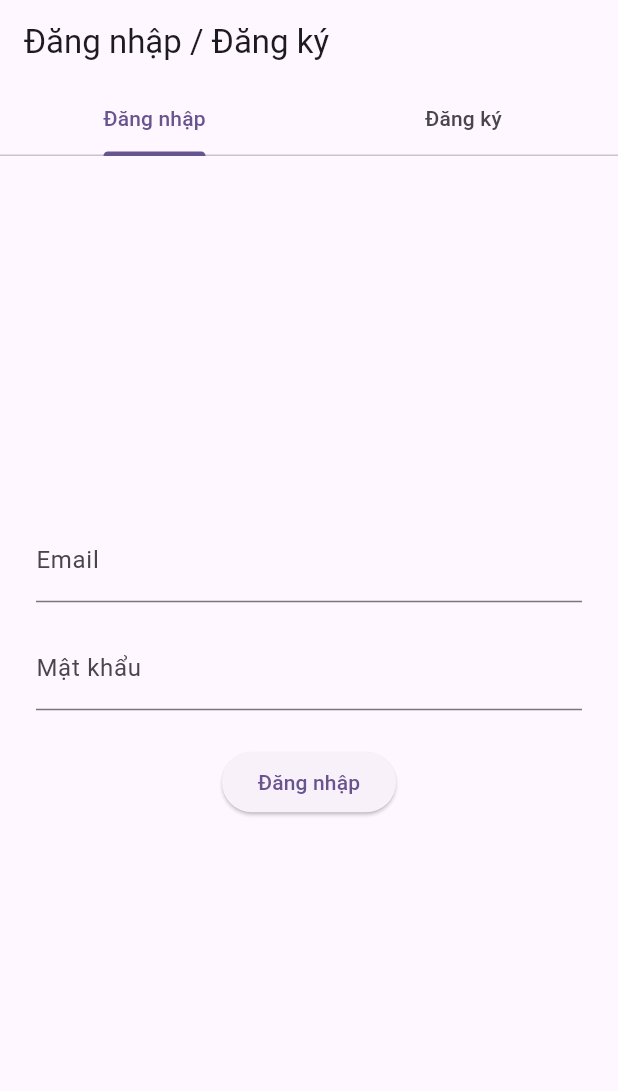
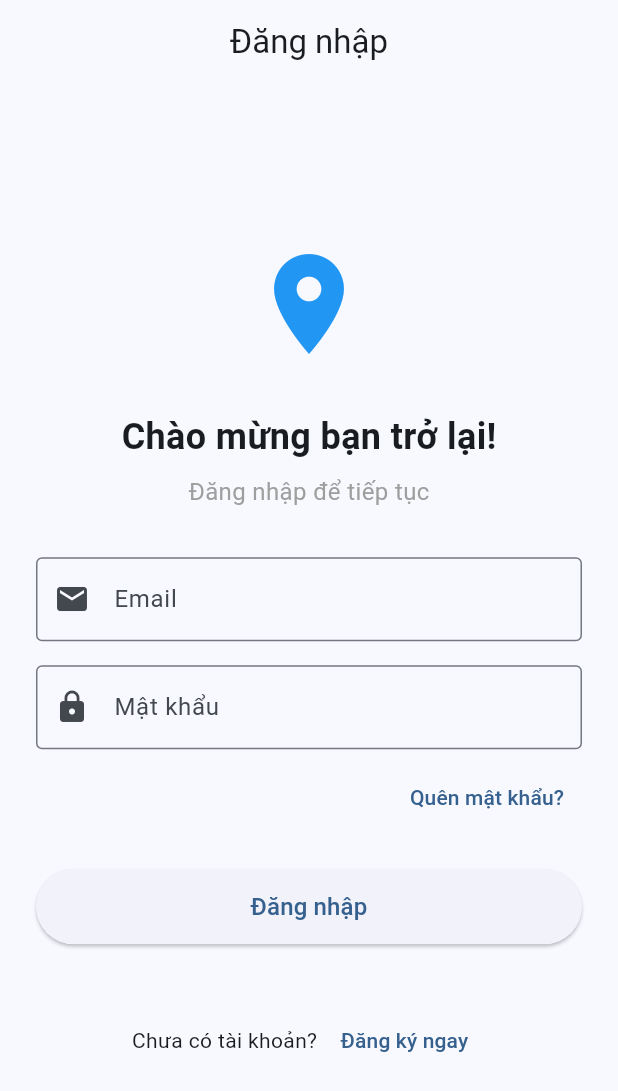
Before and after one commit to KENTksl/Location_app, a Flutter app: the screen it shows after launch, on a phone screen of 412 x 824 dp. Shown: the top 1091 px of the screen. Run offline on Flutter 3.47's test engine with Material 3 defaults, Android fonts, the phone set to English and light mode, and no system bars; our stand-ins replace firebase_auth, firebase_core; accounts and stored records are empty.

Commit message:
cap nhat giao dien

```diff
--- /dev/null
+++ b/locationrealtime/lib/login_page.dart
@@ -0,0 +1,169 @@
+import 'package:flutter/material.dart';
+import 'package:firebase_auth/firebase_auth.dart';
+import 'signup_page.dart';
+
+class LoginPage extends StatefulWidget {
+  const LoginPage({Key? key}) : super(key: key);
+
+  @override
+  State<LoginPage> createState() => _LoginPageState();
+}
+
+class _LoginPageState extends State<LoginPage> {
+  final _emailController = TextEditingController();
+  final _passwordController = TextEditingController();
+  String _message = '';
+  bool _isLoading = false;
+
+  @override
+  void dispose() {
+    _emailController.dispose();
+    _passwordController.dispose();
+    super.dispose();
+  }
+
+  Future<void> _signIn() async {
+    if (_emailController.text.trim().isEmpty ||
+        _passwordController.text.trim().isEmpty) {
+      setState(() => _message = 'Vui lòng nhập đầy đủ thông tin!');
+      return;
+    }
+
+    setState(() {
+      _isLoading = true;
+      _message = '';
+    });
+
+    try {
+      await FirebaseAuth.instance.signInWithEmailAndPassword(
+        email: _emailController.text.trim(),
+        password: _passwordController.text.trim(),
+      );
+      setState(() => _message = 'Đăng nhập thành công!');
+      // TODO: Navigate to main app
+    } catch (e) {
+      setState(() => _message = 'Lỗi đăng nhập: $e');
+    } finally {
+      setState(() => _isLoading = false);
+    }
+  }
+
+  Future<void> _forgotPassword() async {
+    if (_emailController.text.trim().isEmpty) {
+      setState(() => _message = 'Vui lòng nhập email để đặt lại mật khẩu!');
+      return;
+    }
+
+    setState(() {
+      _isLoading = true;
+      _message = '';
+    });
+
+    try {
+      await FirebaseAuth.instance.sendPasswordResetEmail(
+        email: _emailController.text.trim(),
+      );
+      setState(() => _message = 'Email đặt lại mật khẩu đã được gửi!');
+    } catch (e) {
+      setState(() => _message = 'Lỗi gửi email: $e');
+    } finally {
+      setState(() => _isLoading = false);
+    }
+  }
+
+  @override
+  Widget build(BuildContext context) {
+    return Scaffold(
+      appBar: AppBar(title: const Text('Đăng nhập'), centerTitle: true),
+      body: Padding(
+        padding: const EdgeInsets.all(24.0),
+        child: Column(
+          mainAxisAlignment: MainAxisAlignment.center,
+          children: [
+            const Icon(Icons.location_on, size: 80, color: Colors.blue),
+            const SizedBox(height: 32),
+            const Text(
+              'Chào mừng bạn trở lại!',
+              style: TextStyle(fontSize: 24, fontWeight: FontWeight.bold),
+            ),
+            const SizedBox(height: 8),
+            const Text(
+              'Đăng nhập để tiếp tục',
+              style: TextStyle(fontSize: 16, color: Colors.grey),
+            ),
+            const SizedBox(height: 32),
+            TextField(
+              controller: _emailController,
+              decoration: const InputDecoration(
+                labelText: 'Email',
+                prefixIcon: Icon(Icons.email),
+                border: OutlineInputBorder(),
+              ),
+              keyboardType: TextInputType.emailAddress,
+            ),
+            const SizedBox(height: 16),
+            TextField(
+              controller: _passwordController,
+              decoration: const InputDecoration(
+                labelText: 'Mật khẩu',
+                prefixIcon: Icon(Icons.lock),
+                border: OutlineInputBorder(),
+              ),
+              obscureText: true,
+            ),
+            const SizedBox(height: 8),
+            Align(
+              alignment: Alignment.centerRight,
+              child: TextButton(
+                onPressed: _forgotPassword,
+                child: const Text('Quên mật khẩu?'),
+              ),
+            ),
+            const SizedBox(height: 24),
+            SizedBox(
+              width: double.infinity,
+              height: 50,
+              child: ElevatedButton(
+                onPressed: _isLoading ? null : _signIn,
+                child: _isLoading
+                    ? const CircularProgressIndicator()
+                    : const Text('Đăng nhập', style: TextStyle(fontSize: 16)),
+              ),
+            ),
+            const SizedBox(height: 16),
+            if (_message.isNotEmpty)
+              Text(
+                _message,
+                style: TextStyle(
+                  color:
+                      _message.contains('thành công') ||
+                          _message.contains('gửi')
+                      ? Colors.green
+                      : Colors.red,
+                ),
+                textAlign: TextAlign.center,
+              ),
+            const SizedBox(height: 24),
+            Row(
+              mainAxisAlignment: MainAxisAlignment.center,
+              children: [
+                const Text('Chưa có tài khoản? '),
+                TextButton(
+                  onPressed: () {
+                    Navigator.push(
+                      context,
+                      MaterialPageRoute(
+                        builder: (context) => const SignupPage(),
+                      ),
+                    );
+                  },
+                  child: const Text('Đăng ký ngay'),
+                ),
+              ],
+            ),
+          ],
+        ),
+      ),
+    );
+  }
+}
--- a/locationrealtime/lib/main.dart
+++ b/locationrealtime/lib/main.dart
@@ -1,7 +1,7 @@
 import 'package:flutter/material.dart';
 import 'package:firebase_core/firebase_core.dart';
 import 'firebase_options.dart';
-import 'auth_page.dart';
+import 'login_page.dart';
 
 void main() async {
   WidgetsFlutterBinding.ensureInitialized();
@@ -16,11 +16,12 @@ class MyApp extends StatelessWidget {
   @override
   Widget build(BuildContext context) {
     return MaterialApp(
-      title: 'Flutter Demo',
+      title: 'Location App',
       theme: ThemeData(
-        colorScheme: ColorScheme.fromSeed(seedColor: Colors.deepPurple),
+        colorScheme: ColorScheme.fromSeed(seedColor: Colors.blue),
+        useMaterial3: true,
       ),
-      home: const AuthPage(),
+      home: const LoginPage(),
     );
   }
 }
```
Also changed, not shown: locationrealtime/lib/auth_page.dart (+43 -6 lines), locationrealtime/lib/signup_page.dart (added, +174 -0 lines).
